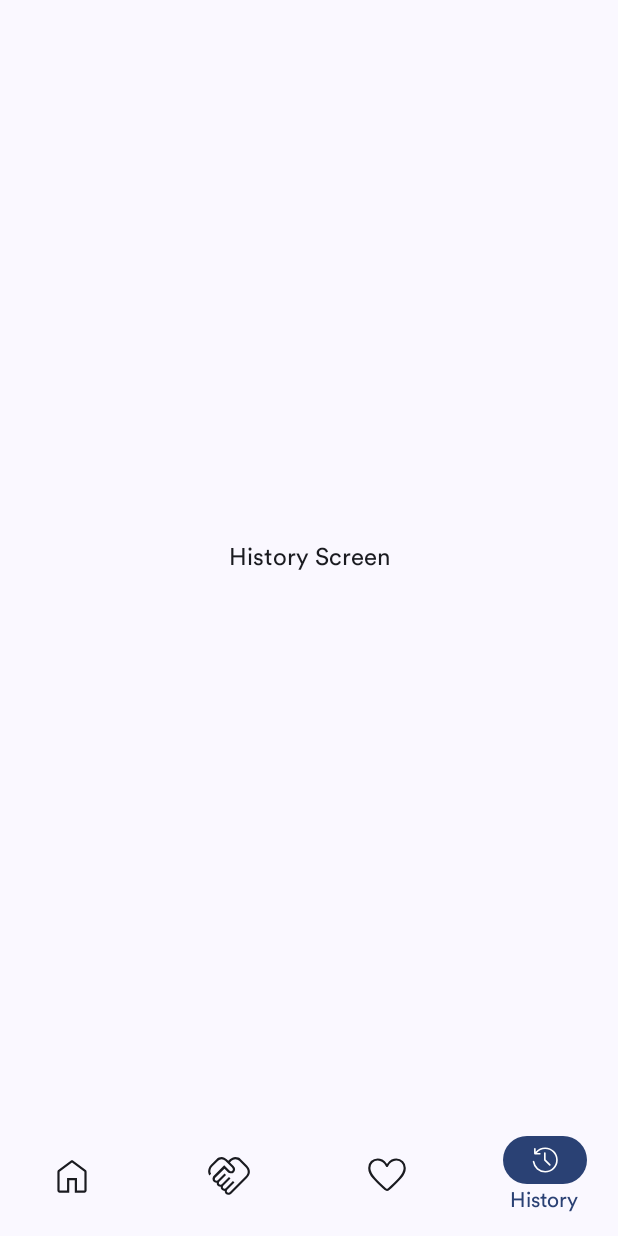
After one commit to FazalulAbid/workers-portal-android, an Android app built with Jetpack Compose: the HistoryScreen screen opened through its navigation route, on a phone screen of 412 x 824 dp. The commit adds this screen. Run offline under Robolectric (Android 15) with nearby library versions, the phone set to English and light mode, and no system bars; our stand-ins replace Dagger/Hilt's generated code, accompanist.

Commit message:
Bottom navigation bar is working with different screens.

```diff
--- a/app/src/main/java/com/fifty/workersportal/core/domain/model/BottomNavItem.kt
+++ b/app/src/main/java/com/fifty/workersportal/core/domain/model/BottomNavItem.kt
@@ -6,6 +6,7 @@ data class BottomNavItem(
     val route: String,
     val label: String,
     val icon: Painter,
+    val iconSelected: Painter,
     val contentDescription: String? = null,
     val alertCount: Int? = null
 )
--- a/app/src/main/java/com/fifty/workersportal/core/presentation/MainActivity.kt
+++ b/app/src/main/java/com/fifty/workersportal/core/presentation/MainActivity.kt
@@ -41,7 +41,6 @@ class MainActivity : ComponentActivity() {
                     color = MaterialTheme.colorScheme.background
                 ) {
                     val navController = rememberAnimatedNavController()
-                    val navBackStackEntry by navController.currentBackStackEntryAsState()
                     val snackBarHostState = remember { SnackbarHostState() }
                     StandardScaffold(
                         navController = navController,
--- a/app/src/main/java/com/fifty/workersportal/core/presentation/component/Navigation.kt
+++ b/app/src/main/java/com/fifty/workersportal/core/presentation/component/Navigation.kt
@@ -2,16 +2,18 @@ package com.fifty.workersportal.core.presentation.component
 
 import androidx.compose.animation.ExperimentalAnimationApi
 import androidx.compose.runtime.Composable
-import androidx.navigation.NavController
 import androidx.navigation.NavHostController
-import androidx.navigation.Navigation
+import androidx.navigation.navigation
+import com.fifty.workersportal.core.util.NavigationItem
 import com.fifty.workersportal.core.util.Screen
 import com.fifty.workersportal.featureauth.presentation.auth.AuthScreen
 import com.fifty.workersportal.featureauth.presentation.otp.OtpScreen
+import com.fifty.workersportal.featureuserdashboard.presentation.testscreen.FavoriteScreen
+import com.fifty.workersportal.featureuserdashboard.presentation.testscreen.HistoryScreen
+import com.fifty.workersportal.featureuserdashboard.presentation.testscreen.WorkerDashboardScreen
 import com.fifty.workersportal.featureuserdashboard.presentation.userdashboard.UserDashboardScreen
 import com.google.accompanist.navigation.animation.AnimatedNavHost
 import com.google.accompanist.navigation.animation.composable
-import com.google.accompanist.navigation.animation.rememberAnimatedNavController
 
 @OptIn(ExperimentalAnimationApi::class)
 @Composable
@@ -20,19 +22,50 @@ fun Navigation(
 ) {
     AnimatedNavHost(
         navController = navController,
-        startDestination = Screen.UserDashboardScreen.route
+        startDestination = NavigationItem.Home.label
     ) {
-        // AuthScreen destination
+        // Home Nav destination
+        navigation(
+            startDestination = Screen.UserDashboardScreen.route,
+            route = NavigationItem.Home.label
+        ) {
+            composable(Screen.UserDashboardScreen.route) {
+                UserDashboardScreen()
+            }
+        }
+        // Work Nav destination
+        navigation(
+            startDestination = Screen.WorkerDashboardScreen.route,
+            route = NavigationItem.Work.label
+        ) {
+            composable(Screen.WorkerDashboardScreen.route) {
+                WorkerDashboardScreen()
+            }
+        }
+        // Favorite Nav destination
+        navigation(
+            startDestination = Screen.FavoriteScreen.route,
+            route = NavigationItem.Favorite.label
+        ) {
+            composable(Screen.FavoriteScreen.route) {
+                FavoriteScreen()
+            }
+        }
+        // Home Nav destination
+        navigation(
+            startDestination = Screen.HistoryScreen.route,
+            route = NavigationItem.History.label
+        ) {
+            composable(Screen.HistoryScreen.route) {
+                HistoryScreen()
+            }
+        }
+
         composable(Screen.AuthScreen.route) {
             AuthScreen()
         }
-        // Otp screen destination
         composable(Screen.OtpScreen.route) {
             OtpScreen()
         }
-        // User dashboard destination
-        composable(Screen.UserDashboardScreen.route) {
-            UserDashboardScreen()
-        }
     }
 }
--- a/app/src/main/java/com/fifty/workersportal/core/presentation/component/StandardScaffold.kt
+++ b/app/src/main/java/com/fifty/workersportal/core/presentation/component/StandardScaffold.kt
@@ -9,11 +9,11 @@ import androidx.compose.material3.Icon
 import androidx.compose.material3.MaterialTheme
 import androidx.compose.material3.NavigationBar
 import androidx.compose.material3.NavigationBarItem
+import androidx.compose.material3.NavigationBarItemDefaults
 import androidx.compose.material3.Scaffold
 import androidx.compose.material3.SnackbarHostState
 import androidx.compose.material3.Text
 import androidx.compose.runtime.Composable
-import androidx.compose.runtime.MutableState
 import androidx.compose.runtime.mutableStateOf
 import androidx.compose.runtime.remember
 import androidx.compose.ui.Modifier
@@ -22,12 +22,12 @@ import androidx.compose.ui.res.stringResource
 import androidx.navigation.NavController
 import androidx.navigation.NavGraph.Companion.findStartDestination
 import androidx.navigation.compose.currentBackStackEntryAsState
-import androidx.navigation.compose.rememberNavController
 import androidx.navigation.navOptions
 import com.fifty.workersportal.R
 import com.fifty.workersportal.core.domain.model.BottomNavItem
 import com.fifty.workersportal.core.presentation.ui.theme.SizeExtraLarge
-import com.fifty.workersportal.core.util.Screen
+import com.fifty.workersportal.core.presentation.ui.theme.SizeLarge
+import com.fifty.workersportal.core.util.NavigationItem
 
 @SuppressLint("UnusedMaterial3ScaffoldPaddingParameter")
 @OptIn(ExperimentalMaterial3Api::class)
@@ -39,27 +39,31 @@ fun StandardScaffold(
     snackBarHostState: SnackbarHostState,
     bottomNavItems: List<BottomNavItem> = listOf(
         BottomNavItem(
-            route = Screen.UserDashboardScreen.route,
+            route = NavigationItem.Home.label,
             label = stringResource(R.string.home),
             icon = painterResource(id = R.drawable.ic_home),
+            iconSelected = painterResource(id = R.drawable.ic_home_filled),
             contentDescription = stringResource(R.string.home)
         ),
         BottomNavItem(
-            route = Screen.UserDashboardScreen.route,
+            route = NavigationItem.Work.label,
             label = stringResource(R.string.work),
             icon = painterResource(id = R.drawable.ic_handshake),
+            iconSelected = painterResource(id = R.drawable.ic_handshake_filled),
             contentDescription = stringResource(R.string.work)
         ),
         BottomNavItem(
-            route = Screen.UserDashboardScreen.route,
+            route = NavigationItem.Favorite.label,
             label = stringResource(R.string.favorites),
             icon = painterResource(id = R.drawable.ic_favorite),
+            iconSelected = painterResource(id = R.drawable.ic_favorite_filled),
             contentDescription = stringResource(R.string.favorites)
         ),
         BottomNavItem(
-            route = Screen.UserDashboardScreen.route,
+            route = NavigationItem.History.label,
             label = stringResource(R.string.history),
             icon = painterResource(id = R.drawable.ic_history),
+            iconSelected = painterResource(id = R.drawable.ic_history),
             contentDescription = stringResource(R.string.history)
         ),
     ),
@@ -75,9 +79,16 @@ fun StandardScaffold(
                 containerColor = MaterialTheme.colorScheme.background
             ) {
                 bottomNavItems.forEachIndexed { index, item ->
+                    val isSelected = parentRouteName == item.route
                     NavigationBarItem(
-                        selected = parentRouteName == item.route,
-                        alwaysShowLabel = parentRouteName == item.route,
+                        colors = NavigationBarItemDefaults.colors(
+                            selectedTextColor = MaterialTheme.colorScheme.primary,
+                            indicatorColor = MaterialTheme.colorScheme.primary,
+                            selectedIconColor = MaterialTheme.colorScheme.onPrimary,
+                            unselectedIconColor = MaterialTheme.colorScheme.onSurface
+                        ),
+                        selected = isSelected,
+                        alwaysShowLabel = isSelected,
                         onClick = {
                             selectedItem.value = index
                             navController.navigate(item.route, navOptions {
@@ -90,8 +101,12 @@ fun StandardScaffold(
                         },
                         icon = {
                             Icon(
-                                painter = item.icon,
-                                modifier = Modifier.size(SizeExtraLarge),
+                                painter = if (isSelected) {
+                                    item.iconSelected
+                                } else item.icon,
+                                modifier = if (isSelected) {
+                                    Modifier.size(SizeLarge)
+                                } else Modifier.size(SizeExtraLarge),
                                 contentDescription = item.contentDescription
                             )
                         },
--- a/app/src/main/java/com/fifty/workersportal/core/util/Screen.kt
+++ b/app/src/main/java/com/fifty/workersportal/core/util/Screen.kt
@@ -7,6 +7,6 @@ sealed class Screen(val route: String) {
     object UserDashboardScreen : Screen("user_dashboard_screen")
     object WorkerDashboardScreen : Screen("worker_dashboard_screen")
     object FavoriteScreen : Screen("favorite_screen")
-    object WorkHistoryScreen : Screen("work_history_screen")
+    object HistoryScreen : Screen("work_history_screen")
     object NotificationScreen : Screen("notification_screen")
 }
--- /dev/null
+++ b/app/src/main/java/com/fifty/workersportal/featureuserdashboard/presentation/testscreen/HistoryScreen.kt
@@ -0,0 +1,22 @@
+package com.fifty.workersportal.featureuserdashboard.presentation.testscreen
+
+import androidx.compose.foundation.layout.Box
+import androidx.compose.foundation.layout.fillMaxSize
+import androidx.compose.material3.MaterialTheme
+import androidx.compose.material3.Text
+import androidx.compose.runtime.Composable
+import androidx.compose.ui.Alignment
+import androidx.compose.ui.Modifier
+
+@Composable
+fun HistoryScreen() {
+    Box(
+        modifier = Modifier.fillMaxSize(),
+        contentAlignment = Alignment.Center
+    ) {
+        Text(
+            text = "History Screen",
+            style = MaterialTheme.typography.titleMedium
+        )
+    }
+}
```
Also changed, not shown: app/src/main/java/com/fifty/workersportal/core/util/NavigationItem.kt (added, +8 -0 lines), app/src/main/java/com/fifty/workersportal/featureuserdashboard/presentation/testscreen/FavoriteScreen.kt (added, +22 -0 lines), app/src/main/java/com/fifty/workersportal/featureuserdashboard/presentation/testscreen/WorkerDashboardScreen.kt (added, +22 -0 lines).
